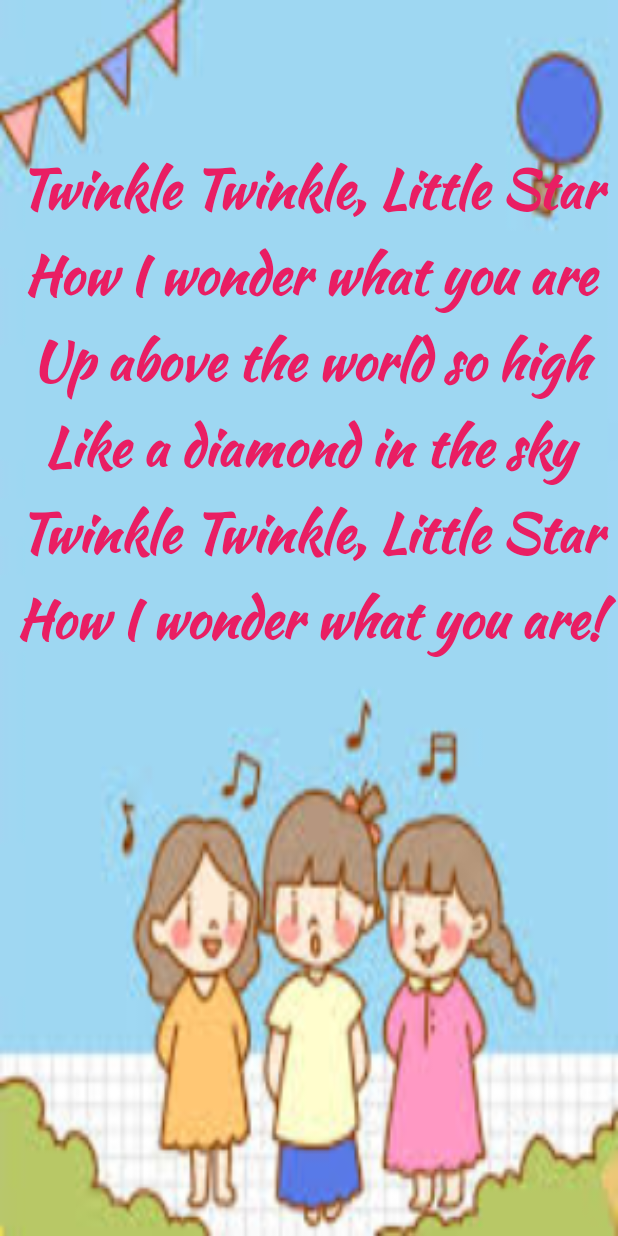
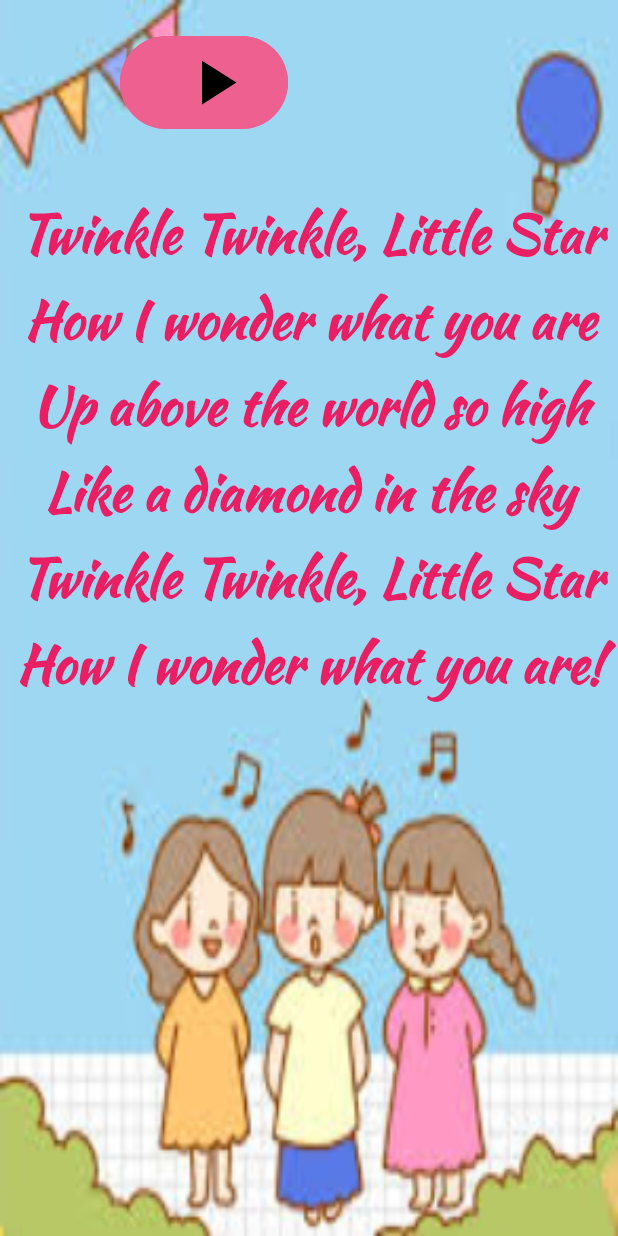
Before and after one commit to farran-777/Poem_App, an Android app: the twinkle_star screen opened directly, with no data from a screen before it, on a phone screen of 412 x 824 dp. Run offline under Robolectric (Android 15) with nearby library versions, the phone set to English and light mode, and no system bars.

Commit message:
gig status

```diff
--- a/app/src/main/java/com/example/poem/twinkle_star.java
+++ b/app/src/main/java/com/example/poem/twinkle_star.java
@@ -1,24 +1,54 @@
 package com.example.poem;
 
+import android.media.MediaPlayer;
 import android.os.Bundle;
-
-import androidx.activity.EdgeToEdge;
+import android.view.View;
+import android.widget.Button;
 import androidx.appcompat.app.AppCompatActivity;
-import androidx.core.graphics.Insets;
-import androidx.core.view.ViewCompat;
-import androidx.core.view.WindowInsetsCompat;
 
 public class twinkle_star extends AppCompatActivity {
+
+    private Button btnTwinkle;
+    private MediaPlayer mediaPlayer;
 
     @Override
     protected void onCreate(Bundle savedInstanceState) {
         super.onCreate(savedInstanceState);
-        EdgeToEdge.enable(this);
-        setContentView(R.layout.activity_twinkle_star);
-        ViewCompat.setOnApplyWindowInsetsListener(findViewById(R.id.main), (v, insets) -> {
-            Insets systemBars = insets.getInsets(WindowInsetsCompat.Type.systemBars());
-            v.setPadding(systemBars.left, systemBars.top, systemBars.right, systemBars.bottom);
-            return insets;
+        setContentView(R.layout.activity_twinkle_star); // Ensure this points to your correct XML layout
+
+        // Initialize button and MediaPlayer
+        btnTwinkle = findViewById(R.id.btntwinkle);
+        mediaPlayer = MediaPlayer.create(this, R.raw.twinkle_star); // Replace "twinkle_star" with your actual audio file
+
+        // Set click listener on the button
+        btnTwinkle.setOnClickListener(new View.OnClickListener() {
+            @Override
+            public void onClick(View v) {
+                // Play the audio when button is clicked
+                if (mediaPlayer != null) {
+                    mediaPlayer.start(); // Start playing the audio
+                }
+            }
         });
     }
+
+    @Override
+    protected void onPause() {
+        super.onPause();
+        // Release the media player when the activity is paused to prevent memory leaks
+        if (mediaPlayer != null) {
+            mediaPlayer.release();
+            mediaPlayer = null;
+        }
+    }
+
+    @Override
+    protected void onStop() {
+        super.onStop();
+        // Release the media player when the activity is stopped
+        if (mediaPlayer != null) {
+            mediaPlayer.release();
+            mediaPlayer = null;
+        }
+    }
 }
--- /dev/null
+++ b/app/src/main/res/drawable/play_24.xml
@@ -0,0 +1,5 @@
+<vector xmlns:android="http://schemas.android.com/apk/res/android" android:height="50dp" android:tint="#000000" android:viewportHeight="24" android:viewportWidth="24" android:width="50dp">
+
+    <path android:fillColor="@android:color/white" android:pathData="M8,5v14l11,-7z"/>
+
+</vector>
--- a/app/src/main/res/layout/activity_twinkle_star.xml
+++ b/app/src/main/res/layout/activity_twinkle_star.xml
@@ -7,70 +7,98 @@
     android:layout_height="match_parent"
     tools:context=".twinkle_star"
     android:orientation="vertical"
-    android:background="@drawable/bg2"
-    >
+    android:background="@drawable/bg2">
+
+    <!-- Button with improved margin and content description -->
+    <Button
+        android:id="@+id/btntwinkle"
+        android:layout_width="match_parent"
+        android:layout_height="wrap_content"
+        android:layout_marginStart="80dp"
+        android:layout_marginTop="20dp"
+        android:layout_marginEnd="220dp"
+        android:drawableEnd="@drawable/play_24"
+        android:backgroundTint="@color/lightpink"
+        android:contentDescription="Play Song"/>
+
+    <!-- ScrollView to make lyrics scrollable if necessary -->
+    <ScrollView
+        android:layout_width="match_parent"
+        android:layout_height="0dp"
+        android:layout_weight="1">
+
+        <LinearLayout
+            android:layout_width="match_parent"
+            android:layout_height="wrap_content"
+            android:orientation="vertical">
+
+            <!-- TextViews with improved text size (sp) -->
             <TextView
-        android:layout_marginTop="100sp"
+                android:layout_marginTop="40sp"
                 android:layout_width="match_parent"
                 android:layout_height="wrap_content"
                 android:text="Twinkle Twinkle, Little Star"
-        android:textSize="35dp"
+                android:textSize="35sp"
                 android:gravity="center"
                 android:textStyle="bold"
                 android:fontFamily="@font/kaushanscript_regular"
                 android:textColor="#E91E63"/>
+
             <TextView
                 android:layout_marginTop="5dp"
                 android:layout_width="match_parent"
                 android:layout_height="wrap_content"
                 android:text="How I wonder what you are"
-        android:textSize="35dp"
+                android:textSize="35sp"
                 android:gravity="center"
                 android:textStyle="bold"
                 android:fontFamily="@font/kaushanscript_regular"
                 android:textColor="#E91E63"/>
+
             <TextView
                 android:layout_marginTop="5dp"
                 android:layout_width="match_parent"
                 android:layout_height="wrap_content"
                 android:text="Up above the world so high"
-        android:textSize="35dp"
+                android:textSize="35sp"
                 android:gravity="center"
                 android:textStyle="bold"
                 android:fontFamily="@font/kaushanscript_regular"
                 android:textColor="#E91E63"/>
+
             <TextView
                 android:layout_marginTop="5dp"
                 android:layout_width="match_parent"
                 android:layout_height="wrap_content"
                 android:text="Like a diamond in the sky"
-        android:textSize="35dp"
+                android:textSize="35sp"
                 android:gravity="center"
                 android:textStyle="bold"
                 android:fontFamily="@font/kaushanscript_regular"
                 android:textColor="#E91E63"/>
+
             <TextView
                 android:layout_marginTop="5dp"
                 android:layout_width="match_parent"
                 android:layout_height="wrap_content"
                 android:text="Twinkle Twinkle, Little Star"
-        android:textSize="35dp"
+                android:textSize="35sp"
                 android:gravity="center"
                 android:textStyle="bold"
                 android:fontFamily="@font/kaushanscript_regular"
                 android:textColor="#E91E63"/>
+
             <TextView
                 android:layout_marginTop="5dp"
                 android:layout_width="match_parent"
                 android:layout_height="wrap_content"
                 android:text="How I wonder what you are!"
-    android:textSize="35dp"
+                android:textSize="35sp"
                 android:gravity="center"
                 android:textStyle="bold"
                 android:fontFamily="@font/kaushanscript_regular"
-    android:textColor="#E91E63"    />
-
-
-
+                android:textColor="#E91E63"/>
 
         </LinearLayout>
+    </ScrollView>
+</LinearLayout>
```
Also changed, not shown: app/src/main/java/com/example/poem/Sheep.java (+37 -9 lines), app/src/main/res/layout/activity_sheep.xml (+23 -15 lines), 3 other files. Lines whose indentation alone changed are shown as unchanged.
